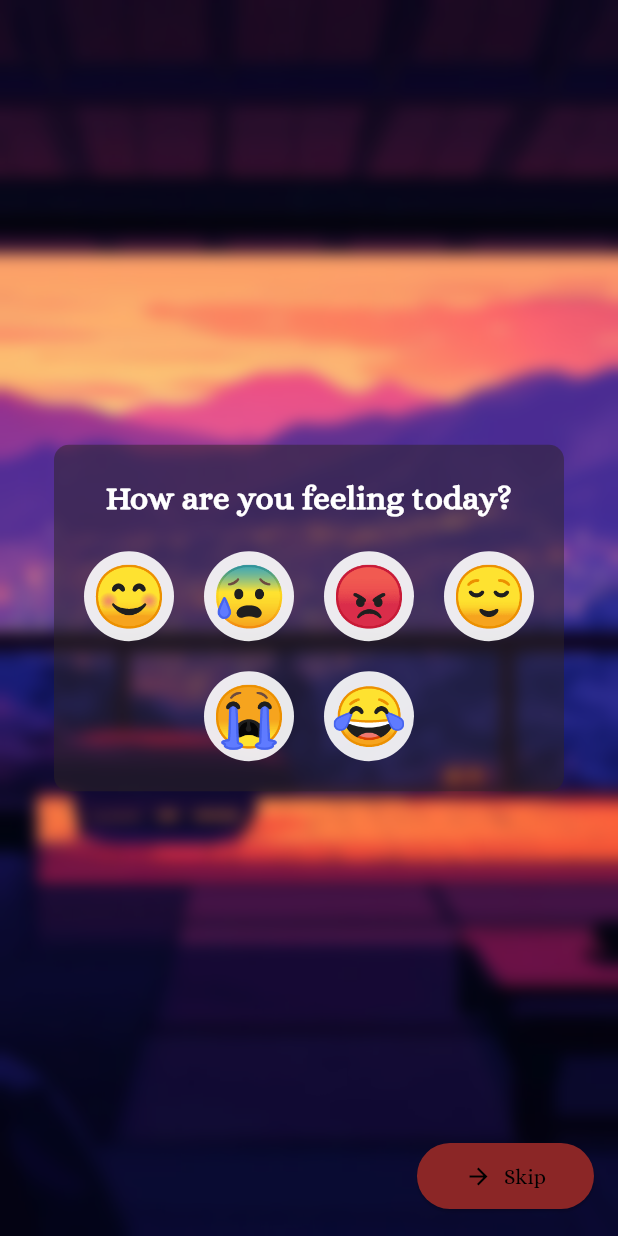
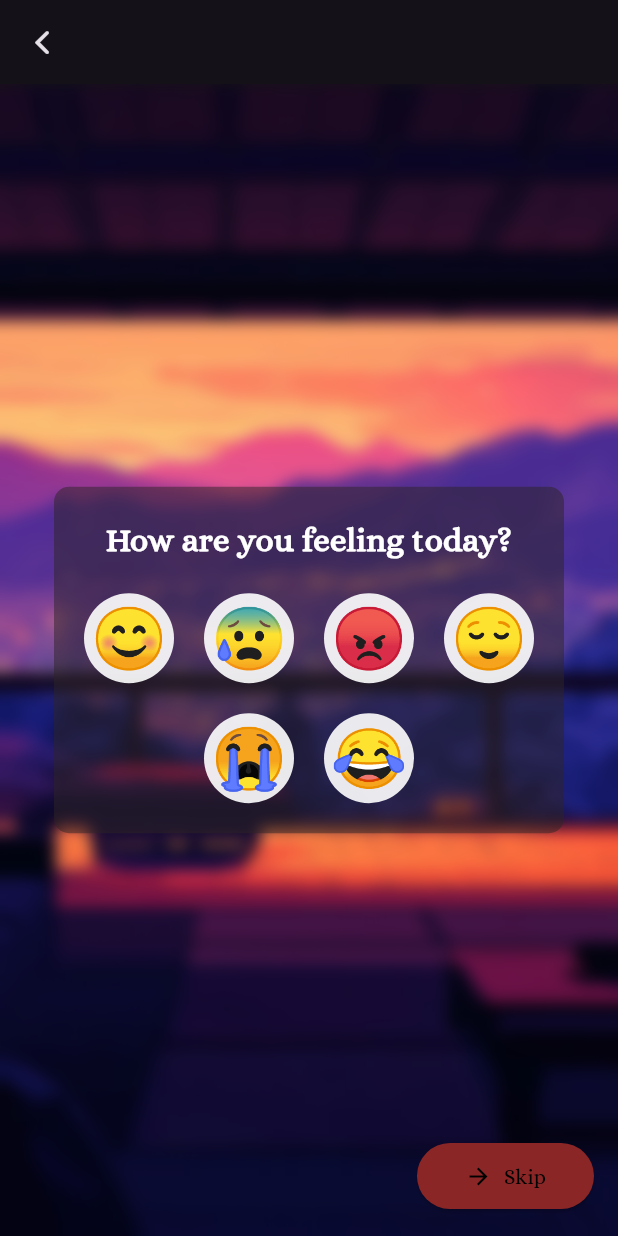
Before and after one commit to Asmika-Panchal/SoulSpace-main, a Flutter app: the Mood1Screen screen opened directly, on a phone screen of 412 x 824 dp. Run offline on Flutter 3.47's test engine with Material 3 defaults, Android fonts, the phone set to English and light mode, and no system bars; missing offline and left inert: gif.

Commit message:
back nav added at mood screens top

```diff
--- a/lib/screens/mood1.dart
+++ b/lib/screens/mood1.dart
@@ -1,5 +1,6 @@
 import 'dart:ui'; // Import for ImageFilter.blur
 
+import 'package:flutter/cupertino.dart';
 import 'package:flutter/material.dart';
 import 'package:soul/screens/mood2.dart';
 
@@ -9,6 +10,11 @@ class Mood1Screen extends StatelessWidget {
   @override
   Widget build(BuildContext context) {
     return Scaffold(
+      appBar: AppBar(
+        leading: IconButton(
+            onPressed: () => Navigator.pop(context),
+            icon: const Icon(CupertinoIcons.chevron_back)),
+      ),
       body: Stack(
         children: [
           // Background Image with Blur Effect
--- a/lib/screens/profile_view.dart
+++ b/lib/screens/profile_view.dart
@@ -24,7 +24,7 @@ class _ProfileScreenState extends State<ProfileScreen> {
         leading: IconButton(
           icon: const Icon(CupertinoIcons.back),
           onPressed: () {
-            Navigator.pop(context);
+            // Navigator.pop(context);
           },
         ),
       ),
```
